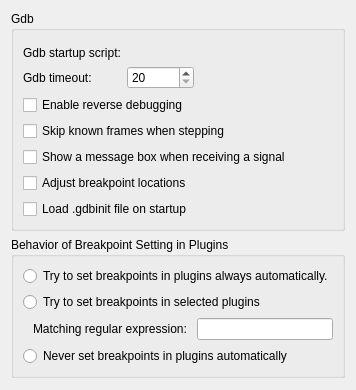
First picture: the form in src/plugins/debugger/gdb/gdboptionspage.ui, repository qt-creator/qt-creator, before the edit.
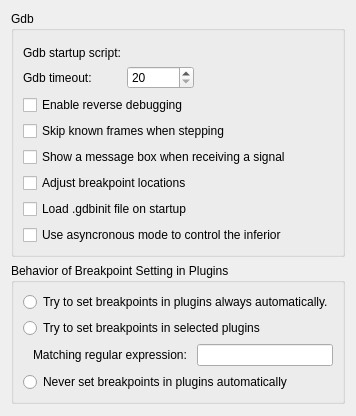
Second picture: the form after the edit. Custom widgets are drawn as their Qt base class.

Commit message: debugger: some infrastructure for gdb's target-async

Diff of the .ui file:
```diff
--- a/src/plugins/debugger/gdb/gdboptionspage.ui
+++ b/src/plugins/debugger/gdb/gdboptionspage.ui
@@ -109,6 +109,13 @@
         </property>
        </widget>
       </item>
+      <item row="8" column="0" colspan="2">
+       <widget class="QCheckBox" name="checkBoxTargetAsync">
+        <property name="text">
+         <string>Use asyncronous mode to control the inferior</string>
+        </property>
+       </widget>
+      </item>
      </layout>
     </widget>
    </item>
```
The commit also changes 4 other files.
